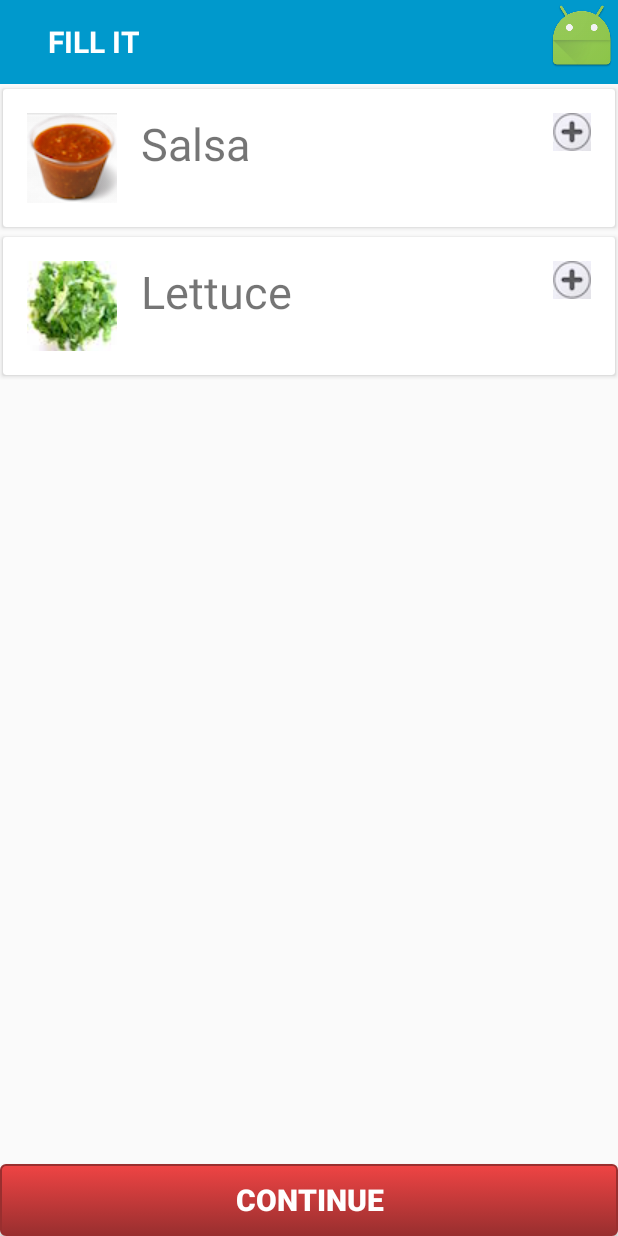
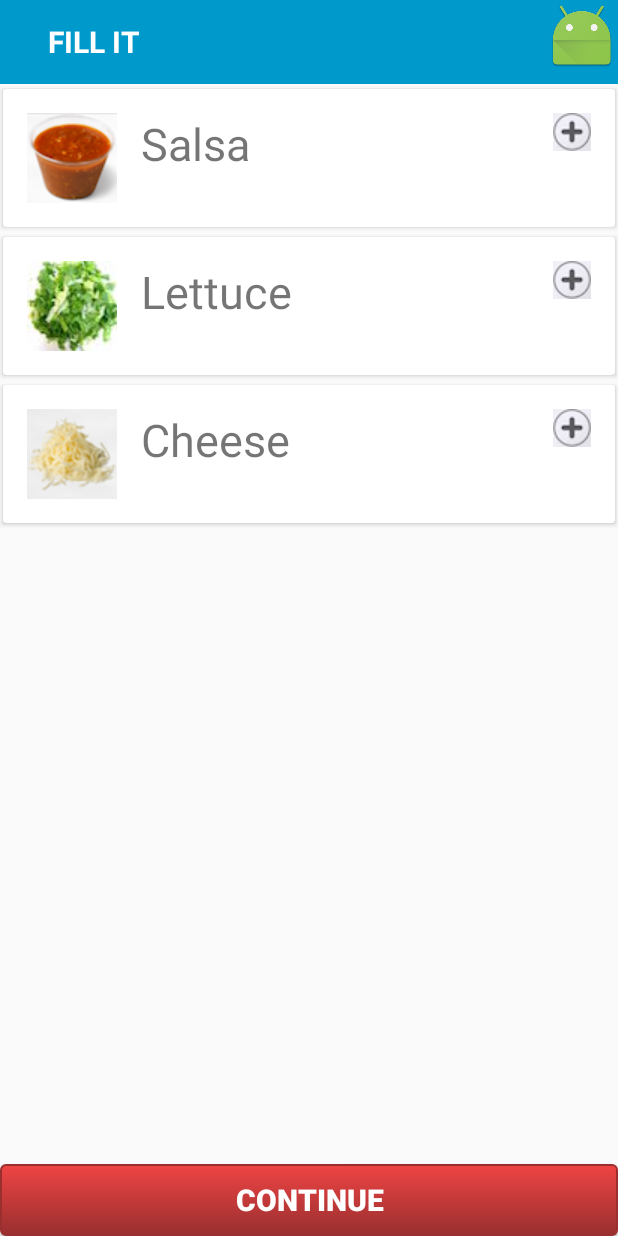
Before and after one commit to davidvee7/Tacoria, an Android app: the ChooseToppingsActivity screen opened directly, with no data from a screen before it, on a phone screen of 412 x 824 dp. Run offline under Robolectric (Android 15) with nearby library versions, the light colour scheme and no system bars; libraries missing offline, so code that uses them is left out: de.greenrobot.event; 4 statements that could not run were skipped.

Commit message:
added cheese

```diff
--- a/app/src/main/java/com/davidvinegar/tacoria/Adapters/ToppingAdapter.java
+++ b/app/src/main/java/com/davidvinegar/tacoria/Adapters/ToppingAdapter.java
@@ -10,8 +10,10 @@ import android.widget.ImageView;
 import android.widget.TextView;
 
 import com.davidvinegar.tacoria.R;
+import com.davidvinegar.tacoria.events.CheeseEvent;
 import com.davidvinegar.tacoria.events.LettuceEvent;
 import com.davidvinegar.tacoria.events.SalsaEvent;
+import com.davidvinegar.tacoria.events.UncheeseEvent;
 import com.davidvinegar.tacoria.events.UnlettuceEvent;
 import com.davidvinegar.tacoria.events.UnsalsaEvent;
 
@@ -33,12 +35,12 @@ public class ToppingAdapter extends RecyclerView.Adapter<ToppingAdapter.ToppingH
     public static class ToppingHolder extends RecyclerView.ViewHolder {
         CardView salsaCard;
         CardView lettuceCard;
-
+        CardView cheeseCard;
         public ToppingHolder(View v) {
             super(v);
             salsaCard = (CardView) v.findViewById(R.id.salsaCV);
             lettuceCard = (CardView) v.findViewById(R.id.lettuceCV);
-
+            cheeseCard = (CardView) v.findViewById(R.id.cheeseCV);
         }
     }
 
@@ -70,7 +72,20 @@ public class ToppingAdapter extends RecyclerView.Adapter<ToppingAdapter.ToppingH
 
         }
     }
+    public class CheeseViewHolder extends ToppingAdapter.ToppingHolder {
+        TextView name;
+        ImageView photo;
+        ImageView cheeseIsSelectedButton;
+        boolean cheeseIsSelected;
 
+        public CheeseViewHolder(View v) {
+            super(v);
+            this.name = (TextView) v.findViewById(R.id.cheese_text);
+            this.photo = (ImageView) v.findViewById(R.id.cheese_photo);
+            this.cheeseIsSelectedButton = (ImageView) v.findViewById(R.id.cheeseIsSelectedButton);
+
+        }
+    }
     public ToppingAdapter(ArrayList<FirstChoiceOption> toppingList) {
 
         mDataSet = toppingList;
@@ -85,13 +100,21 @@ public class ToppingAdapter extends RecyclerView.Adapter<ToppingAdapter.ToppingH
             SalsaViewHolder salsaViewHolder = new SalsaViewHolder(v);
             salsaViewHolder.salsaIsSelected = false;
             return salsaViewHolder;
-        } else {
+        } else if (viewType == LETTUCE){
             v = LayoutInflater.from(viewGroup.getContext())
                     .inflate(R.layout.topping_lettuce_cv, viewGroup, false);
             LettuceViewHolder lettuceViewHolder = new LettuceViewHolder(v);
             lettuceViewHolder.lettuceIsSelected = false;
             return new LettuceViewHolder(v);
         }
+        else {
+            v = LayoutInflater.from(viewGroup.getContext())
+                    .inflate(R.layout.topping_cheese_cv, viewGroup, false);
+            CheeseViewHolder cheeseViewHolder = new CheeseViewHolder(v);
+            cheeseViewHolder.cheeseIsSelected = false;
+            return new CheeseViewHolder(v);
+        }
+
 
     }
 
@@ -140,6 +163,26 @@ public class ToppingAdapter extends RecyclerView.Adapter<ToppingAdapter.ToppingH
                 }
             });
         }
+        else if (viewHolder.getItemViewType() == CHEESE) {
+            final CheeseViewHolder holder = (CheeseViewHolder) viewHolder;
+            holder.name.setText(mDataSet.get(position).name);
+            holder.photo.setImageResource(mDataSet.get(position).photoID);
+            holder.cheeseCard.setOnClickListener(new View.OnClickListener() {
+
+                @Override
+                public void onClick(View v) {
+                    if (holder.cheeseIsSelected) {
+                        holder.cheeseIsSelectedButton.setImageResource(R.drawable.plussign);
+                        holder.cheeseIsSelected = false;
+                        EventBus.getDefault().post(new UncheeseEvent());
+                    } else {
+                        holder.cheeseIsSelectedButton.setImageResource(R.drawable.checkmark);
+                        holder.cheeseIsSelected = true;
+                        EventBus.getDefault().post(new CheeseEvent());
+                    }
+                }
+            });
+        }
     }
 
     @Override
@@ -155,7 +198,7 @@ public class ToppingAdapter extends RecyclerView.Adapter<ToppingAdapter.ToppingH
 
     @Override
     public int getItemViewType(int position) {
-        int[] mDataSetTypes = {0, 1};
+        int[] mDataSetTypes = {0, 1,2};
         return mDataSetTypes[position];
 
     }
--- /dev/null
+++ b/app/src/main/res/layout/topping_cheese_cv.xml
@@ -0,0 +1,49 @@
+<?xml version="1.0" encoding="utf-8"?>
+
+<android.support.v7.widget.CardView xmlns:android="http://schemas.android.com/apk/res/android"
+    xmlns:card_view="http://schemas.android.com/apk/res-auto"
+
+    android:id="@+id/cheeseCV"
+    android:layout_width="match_parent"
+    android:layout_height="wrap_content"
+    android:elevation="100dp"
+    android:foreground="?android:attr/selectableItemBackground"
+    card_view:cardPreventCornerOverlap="false"
+    card_view:cardUseCompatPadding="true"
+
+    >
+
+
+    <RelativeLayout
+        android:layout_width="match_parent"
+        android:layout_height="wrap_content"
+        android:padding="16dp">
+
+        <ImageView
+            android:id="@+id/cheese_photo"
+            android:layout_width="wrap_content"
+            android:layout_height="wrap_content"
+            android:layout_alignParentLeft="true"
+            android:layout_alignParentTop="true"
+            android:layout_marginRight="16dp" />
+
+        <TextView
+            android:id="@+id/cheese_text"
+            android:layout_width="wrap_content"
+            android:layout_height="wrap_content"
+            android:layout_alignParentTop="true"
+            android:layout_toRightOf="@+id/cheese_photo"
+            android:textSize="30sp" />
+
+        <ImageView
+            android:id="@+id/cheeseIsSelectedButton"
+            android:layout_width="wrap_content"
+            android:layout_height="wrap_content"
+            android:layout_alignParentRight="true"
+            android:src="@drawable/plussign"
+
+            />
+
+
+    </RelativeLayout>
+</android.support.v7.widget.CardView>
```
Also changed, not shown: app/src/main/java/com/davidvinegar/tacoria/Activities/ChooseToppingsActivity.java (+14 -3 lines), app/src/main/java/com/davidvinegar/tacoria/Activities/OrderSummaryActivity.java (+6 -1 lines), app/src/main/java/com/davidvinegar/tacoria/Model/Orderable.java (+11 -0 lines), app/src/main/java/com/davidvinegar/tacoria/events/CheeseEvent.java (added, +10 -0 lines), app/src/main/java/com/davidvinegar/tacoria/events/UncheeseEvent.java (added, +7 -0 lines).
